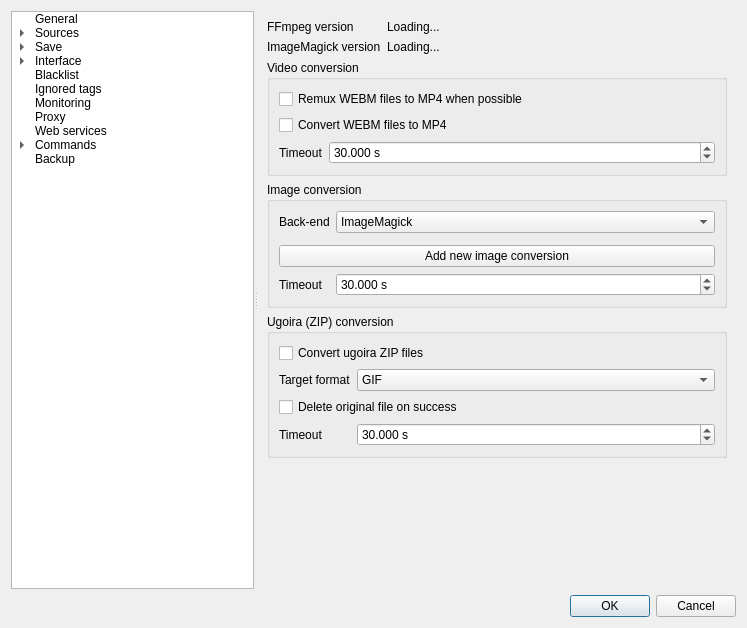
This is src/gui/src/settings/options-window.ui in Bionus/imgbrd-grabber as Qt 5 draws it before an edit. The edited form follows.
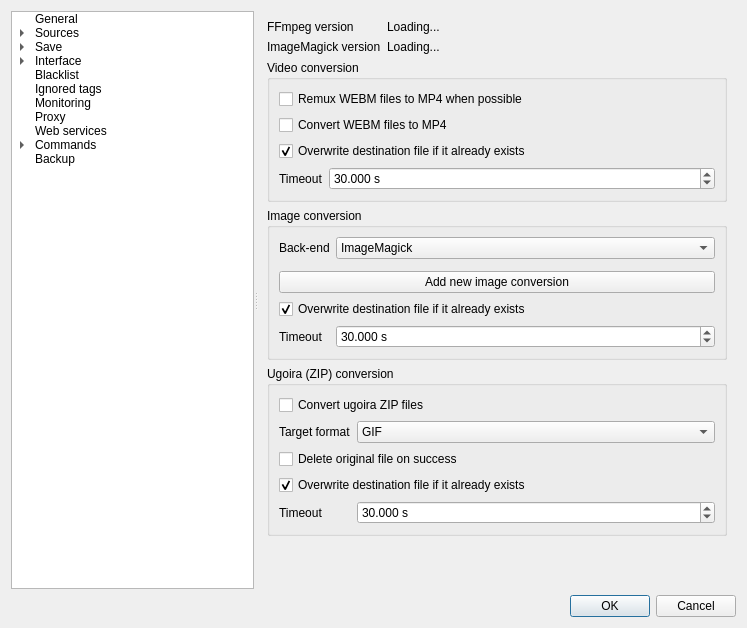
This is the edited form. The open tabs and pages were chosen to show the change. Icons and pictures are not drawn.

Commit message: feat: add setting to overwrite conversion destination file (fix #3482)

```diff
--- a/src/gui/src/settings/options-window.ui
+++ b/src/gui/src/settings/options-window.ui
@@ -1555,14 +1555,14 @@
              </property>
             </widget>
            </item>
-           <item row="2" column="0">
+           <item row="3" column="0">
             <widget class="QLabel" name="labelConversionFFmpegTimeout">
              <property name="text">
               <string>Timeout</string>
              </property>
             </widget>
            </item>
-           <item row="2" column="1">
+           <item row="3" column="1">
             <widget class="QDoubleSpinBox" name="spinConversionFFmpegTimeout">
              <property name="suffix">
               <string> s</string>
@@ -1581,6 +1581,16 @@
              </property>
             </widget>
            </item>
+           <item row="2" column="0" colspan="2">
+            <widget class="QCheckBox" name="checkConversionFFmpegOverwrite">
+             <property name="text">
+              <string>Overwrite destination file if it already exists</string>
+             </property>
+             <property name="checked">
+              <bool>true</bool>
+             </property>
+            </widget>
+           </item>
           </layout>
          </widget>
         </item>
@@ -1621,14 +1631,14 @@
              </property>
             </widget>
            </item>
-           <item row="3" column="0">
+           <item row="4" column="0">
             <widget class="QLabel" name="labelConversionImageTimeout">
              <property name="text">
               <string>Timeout</string>
              </property>
             </widget>
            </item>
-           <item row="3" column="1">
+           <item row="4" column="1">
             <widget class="QDoubleSpinBox" name="spinConversionImageTimeout">
              <property name="suffix">
               <string> s</string>
@@ -1647,6 +1657,16 @@
              </property>
             </widget>
            </item>
+           <item row="3" column="0" colspan="2">
+            <widget class="QCheckBox" name="checkConversionImageOverwrite">
+             <property name="text">
+              <string>Overwrite destination file if it already exists</string>
+             </property>
+             <property name="checked">
+              <bool>true</bool>
+             </property>
+            </widget>
+           </item>
           </layout>
          </widget>
         </item>
@@ -1706,14 +1726,14 @@
              </property>
             </widget>
            </item>
-           <item row="3" column="0">
+           <item row="4" column="0">
             <widget class="QLabel" name="labelConversionUgoiraTimeout">
              <property name="text">
               <string>Timeout</string>
              </property>
             </widget>
            </item>
-           <item row="3" column="1">
+           <item row="4" column="1">
             <widget class="QDoubleSpinBox" name="spinConversionUgoiraTimeout">
              <property name="suffix">
               <string> s</string>
@@ -1732,6 +1752,16 @@
              </property>
             </widget>
            </item>
+           <item row="3" column="0" colspan="2">
+            <widget class="QCheckBox" name="checkConversionUgoiraOverwrite">
+             <property name="text">
+              <string>Overwrite destination file if it already exists</string>
+             </property>
+             <property name="checked">
+              <bool>true</bool>
+             </property>
+            </widget>
+           </item>
           </layout>
          </widget>
         </item>
```
Left out of the diff: 6 changed lines with no effect on the pictures. The commit also changes 6 other files.
